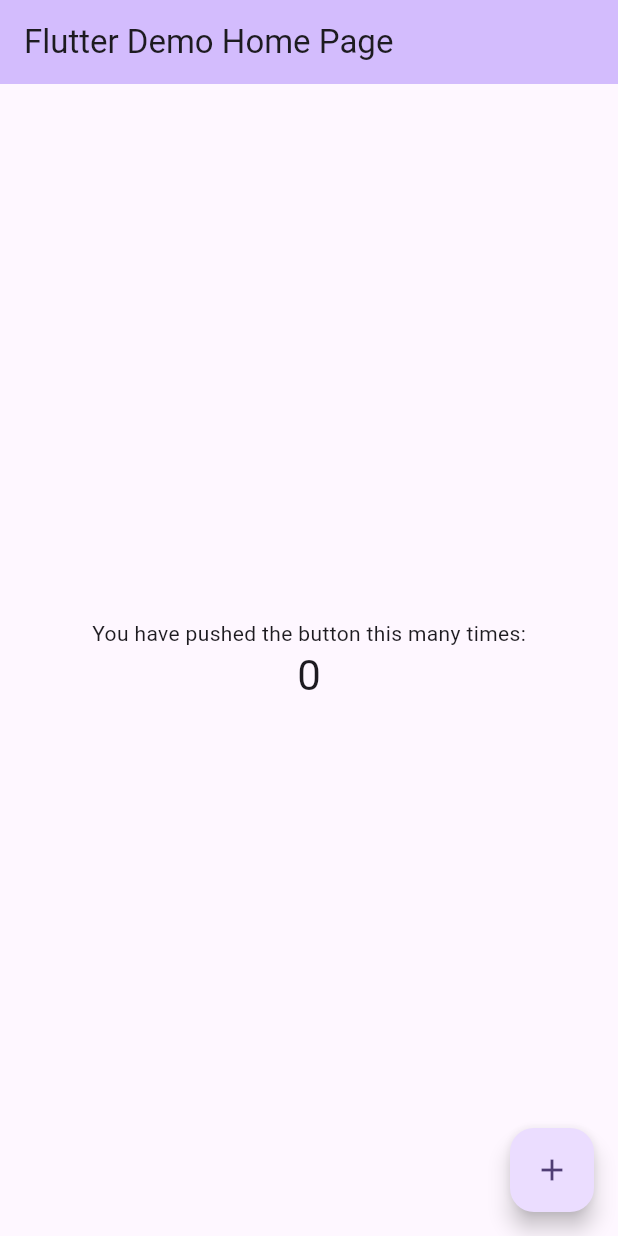
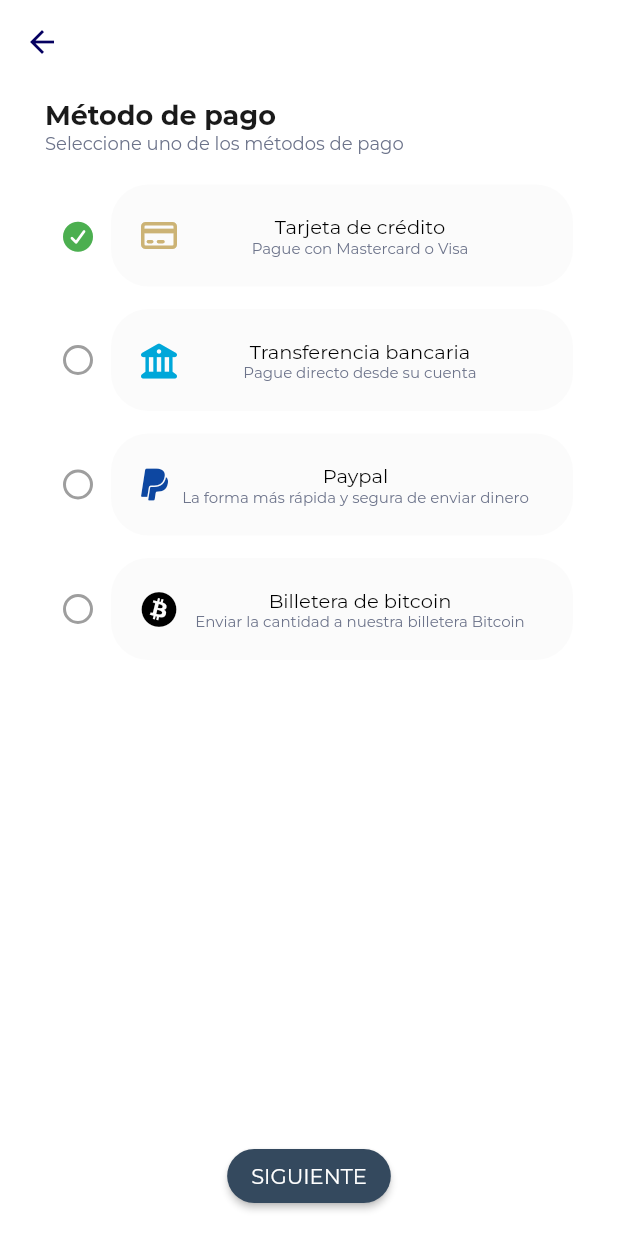
Before and after one commit to Santiago-Lopez07/Flutter, a Flutter app: the screen it shows after launch, on a phone screen of 412 x 824 dp. Run offline on Flutter 3.47's test engine with Material 3 defaults, Android fonts, the phone set to English and light mode, and no system bars; our stand-ins replace font_awesome_flutter, mask_text_input_formatter; project files that could hold a hidden picture were left out.

Commit message:
Practica Flutter-Practicas-Widgets-main COMPLETA

```diff
--- a/Flutter-Practicas-Widgets-main/payment_flow/lib/main.dart
+++ b/Flutter-Practicas-Widgets-main/payment_flow/lib/main.dart
@@ -1,122 +1,42 @@
 import 'package:flutter/material.dart';
 
-void main() {
-  runApp(const MyApp());
-}
+import 'ui/screens/payment_method_screen.dart';
+import 'ui/screens/payment_details_screen.dart';
+import 'ui/screens/successful_screen.dart';
+
+void main() => runApp(const MyApp());
 
 class MyApp extends StatelessWidget {
   const MyApp({super.key});
-
-  // This widget is the root of your application.
   @override
-  Widget build(BuildContext context) {
-    return MaterialApp(
-      title: 'Flutter Demo',
-      theme: ThemeData(
-        // This is the theme of your application.
-        //
-        // TRY THIS: Try running your application with "flutter run". You'll see
-        // the application has a purple toolbar. Then, without quitting the app,
-        // try changing the seedColor in the colorScheme below to Colors.green
-        // and then invoke "hot reload" (save your changes or press the "hot
-        // reload" button in a Flutter-supported IDE, or press "r" if you used
-        // the command line to start the app).
-        //
-        // Notice that the counter didn't reset back to zero; the application
-        // state is not lost during the reload. To reset the state, use hot
-        // restart instead.
-        //
-        // This works for code too, not just values: Most code changes can be
-        // tested with just a hot reload.
-        colorScheme: .fromSeed(seedColor: Colors.deepPurple),
+  Widget build(BuildContext context) => MaterialApp(
+    debugShowCheckedModeBanner: false,
+    title: 'Flujo de pago',
+    initialRoute: '/',
+    routes: {
+      '/': (context) => const PaymentMethodScreen(),
+      '/payment_details': (context) => const PaymentDetailsScreen(),
+      '/payment_successful': (context) => const SuccessfulScreen(),
+    },
+    theme: ThemeData(
+      useMaterial3: false,
+      fontFamily: 'Montserrat',
+      appBarTheme: const AppBarTheme(
+        backgroundColor: Colors.white,
+        elevation: 0,
+        iconTheme: IconThemeData(color: Color(0xff050060)),
       ),
-      home: const MyHomePage(title: 'Flutter Demo Home Page'),
-    );
-  }
-}
-
-class MyHomePage extends StatefulWidget {
-  const MyHomePage({super.key, required this.title});
-
-  // This widget is the home page of your application. It is stateful, meaning
-  // that it has a State object (defined below) that contains fields that affect
-  // how it looks.
-
-  // This class is the configuration for the state. It holds the values (in this
-  // case the title) provided by the parent (in this case the App widget) and
-  // used by the build method of the State. Fields in a Widget subclass are
-  // always marked "final".
-
-  final String title;
-
-  @override
-  State<MyHomePage> createState() => _MyHomePageState();
-}
-
-class _MyHomePageState extends State<MyHomePage> {
-  int _counter = 0;
-
-  void _incrementCounter() {
-    setState(() {
-      // This call to setState tells the Flutter framework that something has
-      // changed in this State, which causes it to rerun the build method below
-      // so that the display can reflect the updated values. If we changed
-      // _counter without calling setState(), then the build method would not be
-      // called again, and so nothing would appear to happen.
-      _counter++;
-    });
-  }
-
-  @override
-  Widget build(BuildContext context) {
-    // This method is rerun every time setState is called, for instance as done
-    // by the _incrementCounter method above.
-    //
-    // The Flutter framework has been optimized to make rerunning build methods
-    // fast, so that you can just rebuild anything that needs updating rather
-    // than having to individually change instances of widgets.
-    return Scaffold(
-      appBar: AppBar(
-        // TRY THIS: Try changing the color here to a specific color (to
-        // Colors.amber, perhaps?) and trigger a hot reload to see the AppBar
-        // change color while the other colors stay the same.
-        backgroundColor: Theme.of(context).colorScheme.inversePrimary,
-        // Here we take the value from the MyHomePage object that was created by
-        // the App.build method, and use it to set our appbar title.
-        title: Text(widget.title),
-      ),
-      body: Center(
-        // Center is a layout widget. It takes a single child and positions it
-        // in the middle of the parent.
-        child: Column(
-          // Column is also a layout widget. It takes a list of children and
-          // arranges them vertically. By default, it sizes itself to fit its
-          // children horizontally, and tries to be as tall as its parent.
-          //
-          // Column has various properties to control how it sizes itself and
-          // how it positions its children. Here we use mainAxisAlignment to
-          // center the children vertically; the main axis here is the vertical
-          // axis because Columns are vertical (the cross axis would be
-          // horizontal).
-          //
-          // TRY THIS: Invoke "debug painting" (choose the "Toggle Debug Paint"
-          // action in the IDE, or press "p" in the console), to see the
-          // wireframe for each widget.
-          mainAxisAlignment: .center,
-          children: [
-            const Text('You have pushed the button this many times:'),
-            Text(
-              '$_counter',
-              style: Theme.of(context).textTheme.headlineMedium,
-            ),
-          ],
+      scaffoldBackgroundColor: Colors.white,
+      elevatedButtonTheme: ElevatedButtonThemeData(
+        style: ElevatedButton.styleFrom(
+          backgroundColor: const Color(0xff34495E),
+          foregroundColor: Colors.white,
+          shape: RoundedRectangleBorder(
+            borderRadius: BorderRadius.circular(25),
+          ),
+          textStyle: const TextStyle(fontFamily: 'Montserrat'),
         ),
       ),
-      floatingActionButton: FloatingActionButton(
-        onPressed: _incrementCounter,
-        tooltip: 'Increment',
-        child: const Icon(Icons.add),
-      ),
-    );
-  }
+    ),
+  );
 }
--- /dev/null
+++ b/Flutter-Practicas-Widgets-main/payment_flow/lib/ui/components/payment_type.dart
@@ -0,0 +1,100 @@
+import 'package:flutter/material.dart';
+import 'package:font_awesome_flutter/font_awesome_flutter.dart';
+
+enum PaymentMethod { creditCard, bank, paypal, bitcoin }
+
+typedef PaymentCallBack = void Function(PaymentMethod value);
+
+class PaymentMethodWidget extends StatelessWidget {
+  final Widget icon;
+  final String title;
+  final String subTitle;
+  final PaymentMethod value;
+  final PaymentMethod selectedValue;
+  final PaymentCallBack paymentCallBack;
+  const PaymentMethodWidget({
+    super.key,
+    required this.icon,
+    required this.title,
+    required this.subTitle,
+    required this.value,
+    required this.selectedValue,
+    required this.paymentCallBack,
+  });
+  @override
+  Widget build(BuildContext context) => Container(
+    margin: const EdgeInsets.only(bottom: 15),
+    child: Semantics(
+      selected: value == selectedValue,
+      button: true,
+      child: InkWell(
+        onTap: _onTap,
+        borderRadius: BorderRadius.circular(25),
+        child: Row(
+          children: [
+            Padding(
+              padding: const EdgeInsets.symmetric(horizontal: 12),
+              child: getWidgetState(),
+            ),
+            Expanded(
+              child: Container(
+                padding: const EdgeInsets.all(20),
+                decoration: BoxDecoration(
+                  color: const Color(0xffFBFBFB),
+                  borderRadius: BorderRadius.circular(25),
+                ),
+                child: Row(
+                  mainAxisSize: MainAxisSize.min,
+                  children: [
+                    icon,
+                    Expanded(
+                      child: Column(
+                        children: [
+                          Text(
+                            title,
+                            textAlign: TextAlign.center,
+                            style: const TextStyle(
+                              fontSize: 13,
+                              color: Colors.black,
+                            ),
+                          ),
+                          Text(
+                            subTitle,
+                            textAlign: TextAlign.center,
+                            style: const TextStyle(
+                              fontSize: 10,
+                              color: Color(0xff6C738A),
+                            ),
+                          ),
+                        ],
+                      ),
+                    ),
+                  ],
+                ),
+              ),
+            ),
+          ],
+        ),
+      ),
+    ),
+  );
+  Widget getWidgetState() {
+    if (value == selectedValue) {
+      return const FaIcon(
+        FontAwesomeIcons.solidCircleCheck,
+        color: Colors.green,
+        size: 20,
+      );
+    }
+    return Container(
+      width: 20,
+      height: 20,
+      decoration: BoxDecoration(
+        shape: BoxShape.circle,
+        border: Border.all(color: Colors.grey, width: 2),
+      ),
+    );
+  }
+
+  void _onTap() => paymentCallBack(value);
+}
--- /dev/null
+++ b/Flutter-Practicas-Widgets-main/payment_flow/lib/ui/screens/payment_method_screen.dart
@@ -0,0 +1,91 @@
+import 'package:flutter/material.dart';
+import 'package:font_awesome_flutter/font_awesome_flutter.dart';
+
+import '../components/payment_type.dart';
+
+class PaymentMethodScreen extends StatefulWidget {
+  const PaymentMethodScreen({super.key});
+  @override
+  State<PaymentMethodScreen> createState() => _PaymentMethodState();
+}
+
+class _PaymentMethodState extends State<PaymentMethodScreen> {
+  PaymentMethod paymentSelected = PaymentMethod.creditCard;
+  @override
+  Widget build(BuildContext context) => Scaffold(
+    appBar: AppBar(
+      leading: IconButton(onPressed: () {}, icon: const Icon(Icons.arrow_back)),
+    ),
+    body: SingleChildScrollView(
+      padding: const EdgeInsets.fromLTRB(30, 10, 30, 80),
+      child: Column(
+        crossAxisAlignment: CrossAxisAlignment.start,
+        children: [
+          const Text(
+            'Método de pago',
+            style: TextStyle(
+              fontSize: 18,
+              fontWeight: FontWeight.bold,
+              color: Color(0xff1A1A1A),
+            ),
+          ),
+          const Text(
+            'Seleccione uno de los métodos de pago',
+            style: TextStyle(fontSize: 12, color: Color(0xff6C738A)),
+          ),
+          const SizedBox(height: 20),
+          PaymentMethodWidget(
+            icon: const FaIcon(
+              FontAwesomeIcons.creditCard,
+              color: Color(0xffCCB375),
+            ),
+            title: 'Tarjeta de crédito',
+            subTitle: 'Pague con Mastercard o Visa',
+            value: PaymentMethod.creditCard,
+            selectedValue: paymentSelected,
+            paymentCallBack: onPaymentChange,
+          ),
+          PaymentMethodWidget(
+            icon: const FaIcon(
+              FontAwesomeIcons.buildingColumns,
+              color: Color(0xff00A7D9),
+            ),
+            title: 'Transferencia bancaria',
+            subTitle: 'Pague directo desde su cuenta',
+            value: PaymentMethod.bank,
+            selectedValue: paymentSelected,
+            paymentCallBack: onPaymentChange,
+          ),
+          PaymentMethodWidget(
+            icon: const FaIcon(
+              FontAwesomeIcons.paypal,
+              color: Color(0xff0D47A1),
+            ),
+            title: 'Paypal',
+            subTitle: 'La forma más rápida y segura de enviar dinero',
+            value: PaymentMethod.paypal,
+            selectedValue: paymentSelected,
+            paymentCallBack: onPaymentChange,
+          ),
+          PaymentMethodWidget(
+            icon: const FaIcon(FontAwesomeIcons.bitcoin, color: Colors.black),
+            title: 'Billetera de bitcoin',
+            subTitle: 'Enviar la cantidad a nuestra billetera Bitcoin',
+            value: PaymentMethod.bitcoin,
+            selectedValue: paymentSelected,
+            paymentCallBack: onPaymentChange,
+          ),
+        ],
+      ),
+    ),
+    floatingActionButton: ElevatedButton(
+      onPressed: () => showDetails(context),
+      child: const Text('SIGUIENTE'),
+    ),
+    floatingActionButtonLocation: FloatingActionButtonLocation.centerFloat,
+  );
+  void onPaymentChange(PaymentMethod value) =>
+      setState(() => paymentSelected = value);
+  void showDetails(BuildContext context) =>
+      Navigator.pushNamed(context, '/payment_details');
+}
--- a/Flutter-Practicas-Widgets-main/payment_flow/pubspec.yaml
+++ b/Flutter-Practicas-Widgets-main/payment_flow/pubspec.yaml
@@ -11,7 +11,7 @@ dependencies:
     sdk: flutter
 
   cupertino_icons: ^1.0.8
-  font_awesome_flutter: ^10.6.0
+  font_awesome_flutter: ^11.0.0
   mask_text_input_formatter: ^2.7.0
 
 dev_dependencies:
@@ -22,6 +22,9 @@ dev_dependencies:
 
 flutter:
   uses-material-design: true
+
+  assets:
+    - assets/
 
   fonts:
     - family: Montserrat
```
Also changed, not shown: Flutter-Practicas-Widgets-main/payment_flow/lib/ui/components/payment_validation.dart (added, +34 -0 lines), Flutter-Practicas-Widgets-main/payment_flow/lib/ui/screens/payment_details_screen.dart (added, +224 -0 lines), Flutter-Practicas-Widgets-main/payment_flow/lib/ui/screens/successful_screen.dart (added, +77 -0 lines), Flutter-Practicas-Widgets-main/payment_flow/assets/card_persons.png (added), Flutter-Practicas-Widgets-main/payment_flow/assets/check_mark.png (added), Flutter-Practicas-Widgets-main/payment_flow/assets/done.png (added), Flutter-Practicas-Widgets-main/payment_flow/assets/woman.png (added), Flutter-Practicas-Widgets-main/payment_flow/pubspec.lock, 6 other files.
